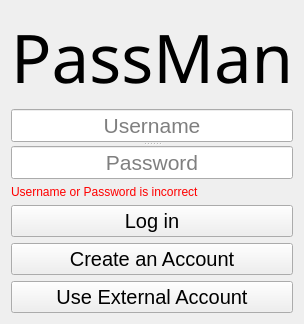
The window that LoginScreen.ui (jts5374/PASSMAN-2.0) describes before a commit, drawn with Qt 5.
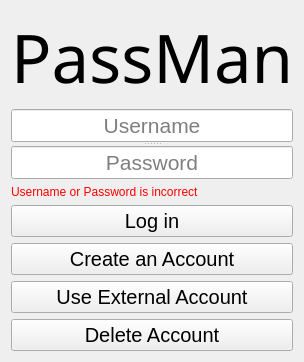
The same window after the commit.

The edit to the form file:
```diff
--- a/LoginScreen.ui
+++ b/LoginScreen.ui
@@ -6,8 +6,8 @@
    <rect>
     <x>0</x>
     <y>0</y>
-    <width>298</width>
-    <height>308</height>
+    <width>300</width>
+    <height>346</height>
    </rect>
   </property>
   <property name="windowTitle">
@@ -163,6 +163,18 @@
      </property>
     </widget>
    </item>
+   <item row="7" column="1">
+    <widget class="QPushButton" name="pushButton">
+     <property name="font">
+      <font>
+       <pointsize>15</pointsize>
+      </font>
+     </property>
+     <property name="text">
+      <string>Delete Account</string>
+     </property>
+    </widget>
+   </item>
   </layout>
  </widget>
  <tabstops>
```
Left out of the diff: 60 changed lines with no effect on the pictures.
